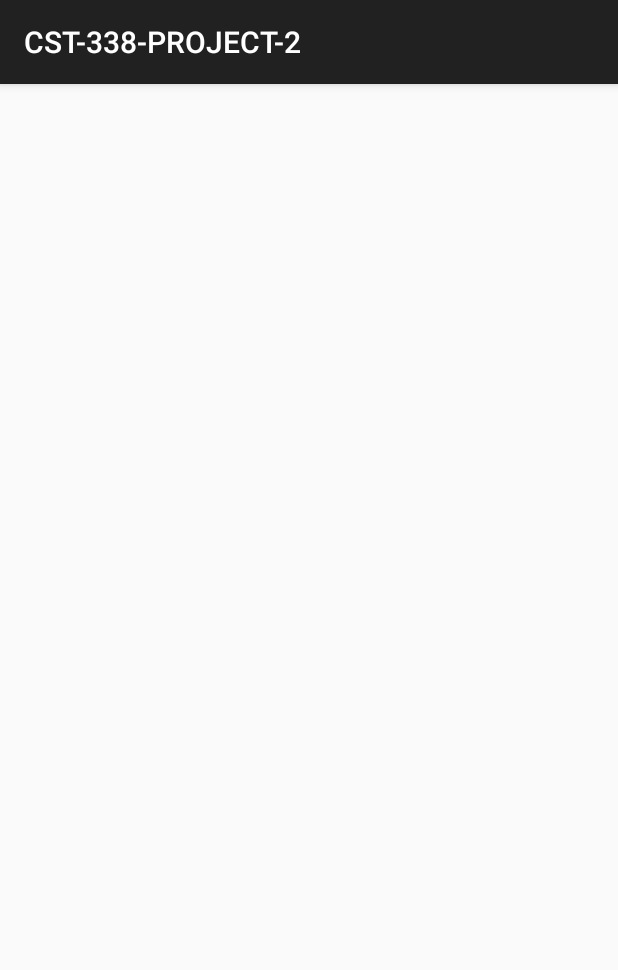
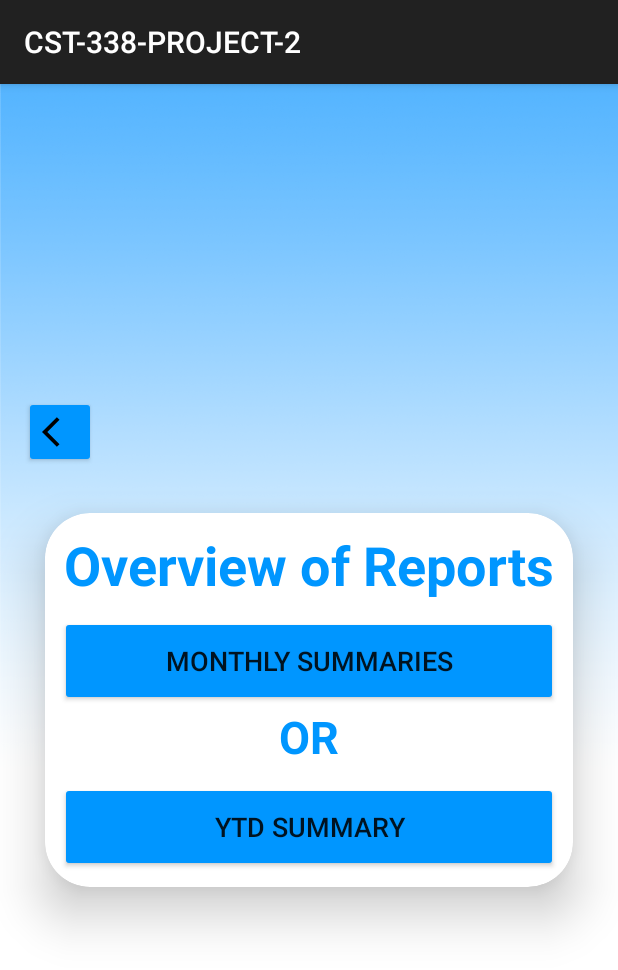
Before and after one commit to EmilyCS18/Project2-v3, an Android app: the ReportsActivity screen opened directly, with no data from a screen before it, on a phone screen of 412 x 824 dp. Shown: the top 970 px of the screen. Run offline under Robolectric (Android 15) with nearby library versions, the light colour scheme and no system bars.

Commit message:
activity_reports.xml and stuff

```diff
--- a/app/src/main/java/com/example/project2_v3/EventActivity.java
+++ b/app/src/main/java/com/example/project2_v3/EventActivity.java
@@ -5,6 +5,7 @@ import androidx.appcompat.app.AppCompatActivity;
 import android.app.AlertDialog;
 import android.app.DatePickerDialog;
 import android.app.TimePickerDialog;
+import android.content.Intent;
 import android.content.SharedPreferences;
 import android.os.Bundle;
 import android.view.LayoutInflater;
@@ -47,6 +48,15 @@ public class EventActivity extends AppCompatActivity {
 
         saveTripButton.setOnClickListener(v -> saveLocationData());
 
+        Button backButton = findViewById(R.id.back_button);
+        backButton.setOnClickListener(new View.OnClickListener(){
+            @Override
+            public void onClick(View v) {
+                Intent intent = new Intent(EventActivity.this, LandingActivity.class);
+                startActivity(intent);
+                finish(); // should it be finish or not?
+            }
+        });
 
         //Vehicle stuff
         selectVehicleTextView = findViewById(R.id.select_Vehicle_Text);
--- a/app/src/main/java/com/example/project2_v3/ReportsActivity.java
+++ b/app/src/main/java/com/example/project2_v3/ReportsActivity.java
@@ -2,8 +2,11 @@ package com.example.project2_v3;
 
 import androidx.appcompat.app.AppCompatActivity;
 
+import android.content.Intent;
 import android.content.SharedPreferences;
 import android.os.Bundle;
+import android.view.View;
+import android.widget.Button;
 
 public class ReportsActivity extends AppCompatActivity {
 
@@ -17,5 +20,15 @@ public class ReportsActivity extends AppCompatActivity {
         String startingLocation = sharedPreferences.getString("StartingLocation", "Default Starting Location");
         String destinationLocation = sharedPreferences.getString("DestinationLocation", "Default Destination Location");
 
+
+        Button backButton = findViewById(R.id.back_button);
+        backButton.setOnClickListener(new View.OnClickListener() {
+            @Override
+            public void onClick(View v) {
+                Intent intent = new Intent(ReportsActivity.this, LandingActivity.class);
+                startActivity(intent);
+                finish();
+            }
+        });
     }
 }
--- a/app/src/main/java/com/example/project2_v3/database/VehicleDAO.java
+++ b/app/src/main/java/com/example/project2_v3/database/VehicleDAO.java
@@ -1,5 +1,6 @@
 package com.example.project2_v3.database;
 
+import androidx.room.Dao;
 import androidx.room.Delete;
 import androidx.room.Insert;
 import androidx.room.Query;
@@ -9,6 +10,7 @@ import com.example.project2_v3.database.entities.Vehicle;
 
 import java.util.List;
 
+@Dao
 public interface VehicleDAO {
     @Query("SELECT * FROM vehicles")
     List<Vehicle> getAllVehicles();
--- a/app/src/main/java/com/example/project2_v3/database/entities/Vehicle.java
+++ b/app/src/main/java/com/example/project2_v3/database/entities/Vehicle.java
@@ -5,7 +5,6 @@ import androidx.room.PrimaryKey;
 public class Vehicle {
     @PrimaryKey(autoGenerate = true)
     public int id;
-
     public String nickname;
     public String model;
     public int odometer;
--- a/app/src/main/res/layout/activity_reports.xml
+++ b/app/src/main/res/layout/activity_reports.xml
@@ -1,9 +1,86 @@
 <?xml version="1.0" encoding="utf-8"?>
-<androidx.constraintlayout.widget.ConstraintLayout xmlns:android="http://schemas.android.com/apk/res/android"
+<LinearLayout
+    xmlns:android="http://schemas.android.com/apk/res/android"
     xmlns:app="http://schemas.android.com/apk/res-auto"
     xmlns:tools="http://schemas.android.com/tools"
+    xmlns:card_view="http://schemas.android.com/apk/res-auto"
     android:layout_width="match_parent"
     android:layout_height="match_parent"
+    android:orientation="vertical"
+    android:gravity="center"
+    android:background="@drawable/blue_gradient"
     tools:context=".ReportsActivity">
 
-</androidx.constraintlayout.widget.ConstraintLayout>
+    <Button
+        android:id="@+id/back_button"
+        android:layout_width="48dp"
+        android:layout_height="wrap_content"
+        android:layout_gravity="start"
+        android:layout_marginStart="16dp"
+        android:layout_marginTop="5dp"
+        android:backgroundTint="@color/bright_blue"
+        android:drawableLeft="@drawable/baseline_arrow_back_ios_24"
+        android:hint="l"
+        app:cornerRadius="100dp" />
+
+    <androidx.cardview.widget.CardView
+        android:layout_width="match_parent"
+        android:layout_height="wrap_content"
+        android:layout_margin="30dp"
+        app:cardCornerRadius="30dp"
+        app:cardElevation="20dp"
+        android:background="@drawable/custom_edittext">
+
+
+        <LinearLayout
+            android:layout_width="match_parent"
+            android:layout_height="wrap_content"
+            android:orientation="vertical"
+            android:layout_gravity="center_horizontal"
+            android:padding="10dp">
+
+
+            <TextView
+                android:layout_width="match_parent"
+                android:layout_height="wrap_content"
+                android:text="Overview of Reports"
+                android:id="@+id/loginText"
+                android:textSize="36sp"
+                android:textAlignment="center"
+                android:textStyle="bold"
+                android:textColor="@color/bright_blue"/>
+
+            <Button
+                android:layout_width="match_parent"
+                android:layout_height="60dp"
+                android:id="@+id/login_button"
+                android:text="Monthly Summaries"
+                android:textSize="18sp"
+                android:layout_marginTop="10dp"
+                android:backgroundTint="@color/bright_blue"
+                app:cornerRadius = "20dp"/>
+
+            <TextView
+                android:layout_width="match_parent"
+                android:layout_height="wrap_content"
+                android:text="OR"
+                android:textSize="30sp"
+                android:textAlignment="center"
+                android:textStyle="bold"
+                android:textColor="@color/bright_blue"/>
+
+            <Button
+                android:layout_width="match_parent"
+                android:layout_height="60dp"
+                android:id="@+id/ytd_summary_button"
+                android:text="YTD Summary"
+                android:textSize="18sp"
+                android:layout_marginTop="10dp"
+                android:backgroundTint="@color/bright_blue"
+                app:cornerRadius = "20dp"/>
+
+
+        </LinearLayout>
+
+    </androidx.cardview.widget.CardView>
+</LinearLayout>
--- /dev/null
+++ b/app/src/main/res/values/ids.xml
@@ -0,0 +1,4 @@
+<?xml version="1.0" encoding="utf-8"?>
+<resources>
+    <item name="ytd_summary_button" type="id" />
+</resources>
```
